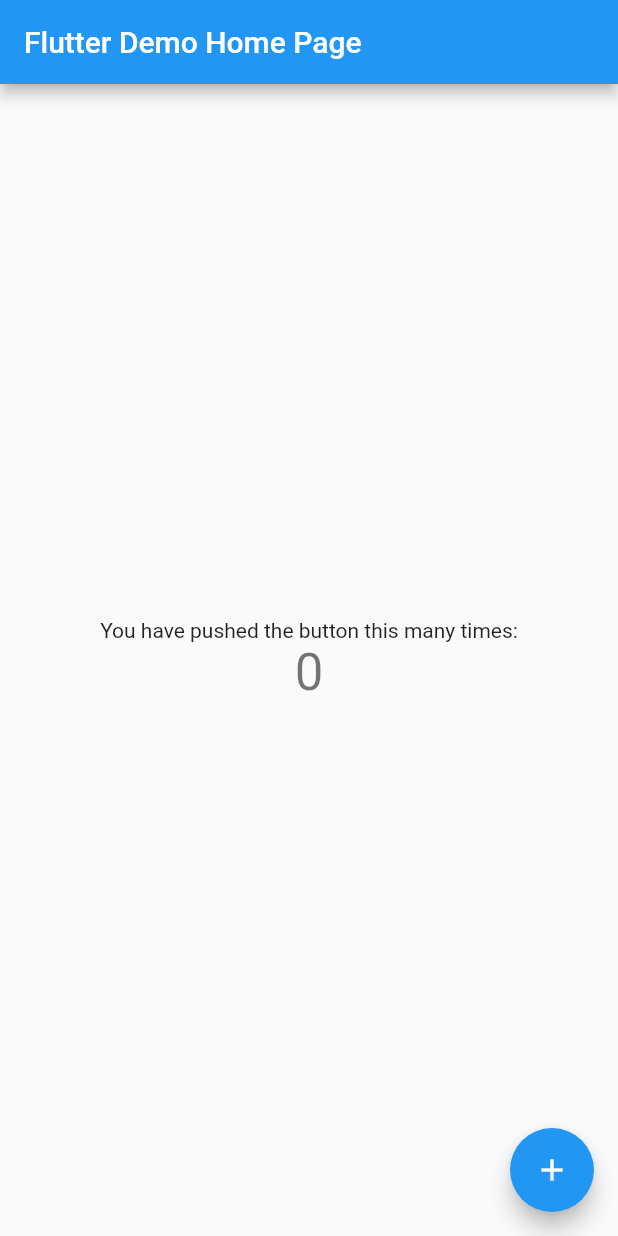
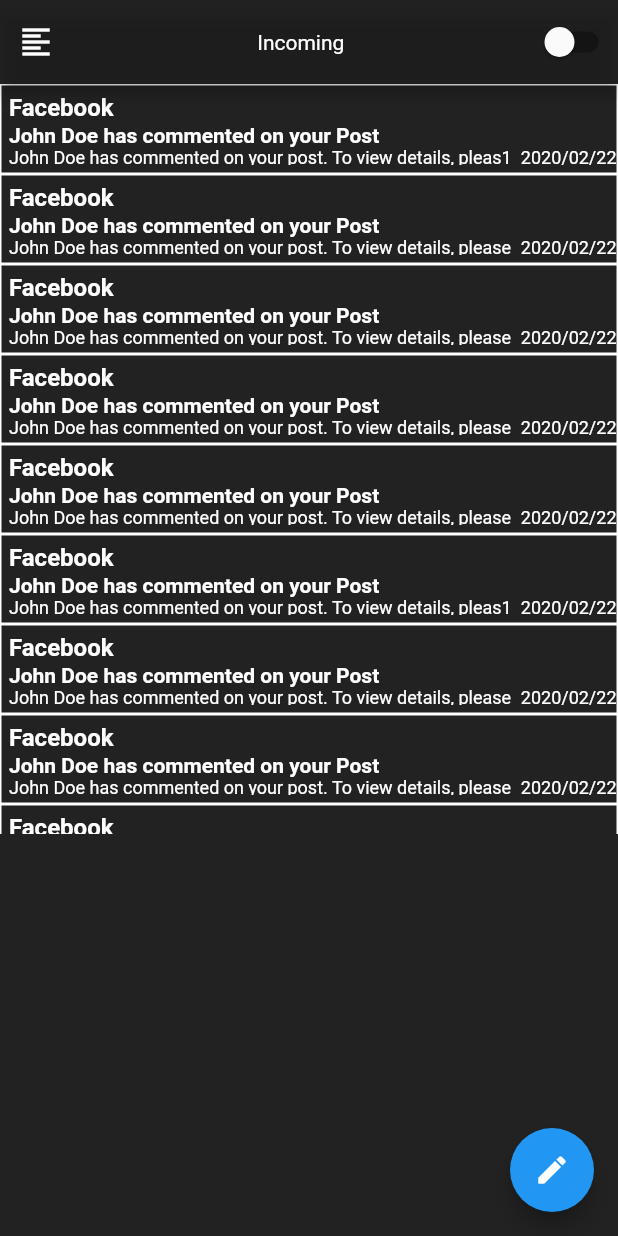
Before and after one commit to komnatadeveloper/mail_client_app, a Flutter app: the screen it shows after launch, on a phone screen of 412 x 824 dp. Run offline on Flutter 3.47's test engine with Material 2 defaults, Android fonts, the phone set to English and light mode, and no system bars.

Commit message:
Incoming Mail Page has been created

```diff
--- a/lib/main.dart
+++ b/lib/main.dart
@@ -1,4 +1,6 @@
 import 'package:flutter/material.dart';
+import 'package:mail_client_app/models/incoming_mail_Item.dart';
+import './widgets/incoming_mails.dart';
 
 void main() => runApp(MyApp());
 
@@ -9,53 +11,91 @@ class MyApp extends StatelessWidget {
     return MaterialApp(
       title: 'Flutter Demo',
       theme: ThemeData(
-        // This is the theme of your application.
-        //
-        // Try running your application with "flutter run". You'll see the
-        // application has a blue toolbar. Then, without quitting the app, try
-        // changing the primarySwatch below to Colors.green and then invoke
-        // "hot reload" (press "r" in the console where you ran "flutter run",
-        // or simply save your changes to "hot reload" in a Flutter IDE).
-        // Notice that the counter didn't reset back to zero; the application
-        // is not restarted.
-        primarySwatch: Colors.blue,
+        // primarySwatch: Colors.black.[400],
+        textTheme: ThemeData.light().textTheme.copyWith(
+
+          headline1: TextStyle(
+            color: Colors.white
+          )
+        ),
+        backgroundColor: Color.fromARGB(240, 20, 20, 20)
       ),
-      home: MyHomePage(title: 'Flutter Demo Home Page'),
+      home: MyHomePage(),
     );
   }
 }
 
 class MyHomePage extends StatefulWidget {
-  MyHomePage({Key key, this.title}) : super(key: key);
-
-  // This widget is the home page of your application. It is stateful, meaning
-  // that it has a State object (defined below) that contains fields that affect
-  // how it looks.
-
-  // This class is the configuration for the state. It holds the values (in this
-  // case the title) provided by the parent (in this case the App widget) and
-  // used by the build method of the State. Fields in a Widget subclass are
-  // always marked "final".
-
-  final String title;
 
   @override
   _MyHomePageState createState() => _MyHomePageState();
 }
 
 class _MyHomePageState extends State<MyHomePage> {
-  int _counter = 0;
 
-  void _incrementCounter() {
-    setState(() {
-      // This call to setState tells the Flutter framework that something has
-      // changed in this State, which causes it to rerun the build method below
-      // so that the display can reflect the updated values. If we changed
-      // _counter without calling setState(), then the build method would not be
-      // called again, and so nothing would appear to happen.
-      _counter++;
-    });
-  }
+  final List<IncomingMailItem> _incomingMailList = [
+    IncomingMailItem(
+      date: DateTime.now().subtract(Duration(hours: 5)),
+      senderName: 'Facebook',
+      emailTitle: 'John Doe has commented on your Post',
+      emailBody: 'John Doe has commented on your post. To view details, pleas1'
+    ),
+    IncomingMailItem(
+      date: DateTime.now().subtract(Duration(hours: 6)),
+      senderName: 'Facebook',
+      emailTitle: 'John Doe has commented on your Post',
+      emailBody: 'John Doe has commented on your post. To view details, please login your account'
+    ),
+    IncomingMailItem(
+      date: DateTime.now().subtract(Duration(hours: 7)),
+      senderName: 'Facebook',
+      emailTitle: 'John Doe has commented on your Post',
+      emailBody: 'John Doe has commented on your post. To view details, please'
+    ),
+    IncomingMailItem(
+      date: DateTime.now().subtract(Duration(hours: 7)),
+      senderName: 'Facebook',
+      emailTitle: 'John Doe has commented on your Post',
+      emailBody: 'John Doe has commented on your post. To view details, please'
+    ),
+    IncomingMailItem(
+      date: DateTime.now().subtract(Duration(hours: 7)),
+      senderName: 'Facebook',
+      emailTitle: 'John Doe has commented on your Post',
+      emailBody: 'John Doe has commented on your post. To view details, please'
+    ),
+    IncomingMailItem(
+      date: DateTime.now().subtract(Duration(hours: 5)),
+      senderName: 'Facebook',
+      emailTitle: 'John Doe has commented on your Post',
+      emailBody: 'John Doe has commented on your post. To view details, pleas1'
+    ),
+    IncomingMailItem(
+      date: DateTime.now().subtract(Duration(hours: 6)),
+      senderName: 'Facebook',
+      emailTitle: 'John Doe has commented on your Post',
+      emailBody: 'John Doe has commented on your post. To view details, please login your account'
+    ),
+    IncomingMailItem(
+      date: DateTime.now().subtract(Duration(hours: 7)),
+      senderName: 'Facebook',
+      emailTitle: 'John Doe has commented on your Post',
+      emailBody: 'John Doe has commented on your post. To view details, please'
+    ),
+    IncomingMailItem(
+      date: DateTime.now().subtract(Duration(hours: 7)),
+      senderName: 'Facebook',
+      emailTitle: 'John Doe has commented on your Post',
+      emailBody: 'John Doe has commented on your post. To view details, please'
+    ),
+    IncomingMailItem(
+      date: DateTime.now().subtract(Duration(hours: 7)),
+      senderName: 'Facebook',
+      emailTitle: 'John Doe has commented on your Post',
+      emailBody: 'John Doe has commented on your post. To view details, please'
+    ),
+  ];
+
 
   @override
   Widget build(BuildContext context) {
@@ -67,45 +107,53 @@ class _MyHomePageState extends State<MyHomePage> {
     // than having to individually change instances of widgets.
     return Scaffold(
       appBar: AppBar(
-        // Here we take the value from the MyHomePage object that was created by
-        // the App.build method, and use it to set our appbar title.
-        title: Text(widget.title),
+        backgroundColor: Theme.of(context).backgroundColor,
+        actions: <Widget> [
+
+          Expanded(
+
+            child: Row(
+              crossAxisAlignment: CrossAxisAlignment.center,
+              mainAxisAlignment: MainAxisAlignment.spaceBetween,
+
+              children: <Widget>[
+
+                IconButton(
+                  icon: Icon(Icons.format_align_left),
+                  onPressed: () {},
+                ),
+
+                Text('Incoming'),
+
+                Switch(
+                  value: false,
+                  onChanged: (val) {}
+                )
+
+              ],
+            ),
+          ),
+        ]
       ),
-      body: Center(
-        // Center is a layout widget. It takes a single child and positions it
-        // in the middle of the parent.
+
+      body: Container(
+        color: Theme.of(context).backgroundColor,
         child: Column(
-          // Column is also a layout widget. It takes a list of children and
-          // arranges them vertically. By default, it sizes itself to fit its
-          // children horizontally, and tries to be as tall as its parent.
-          //
-          // Invoke "debug painting" (press "p" in the console, choose the
-          // "Toggle Debug Paint" action from the Flutter Inspector in Android
-          // Studio, or the "Toggle Debug Paint" command in Visual Studio Code)
-          // to see the wireframe for each widget.
-          //
-          // Column has various properties to control how it sizes itself and
-          // how it positions its children. Here we use mainAxisAlignment to
-          // center the children vertically; the main axis here is the vertical
-          // axis because Columns are vertical (the cross axis would be
-          // horizontal).
-          mainAxisAlignment: MainAxisAlignment.center,
+
+
           children: <Widget>[
-            Text(
-              'You have pushed the button this many times:',
-            ),
-            Text(
-              '$_counter',
-              style: Theme.of(context).textTheme.headline4,
-            ),
+            IncomingMails( _incomingMailList)
+
           ],
+
         ),
       ),
+
       floatingActionButton: FloatingActionButton(
-        onPressed: _incrementCounter,
-        tooltip: 'Increment',
-        child: Icon(Icons.add),
+        onPressed: () {},
+        child: Icon(Icons.edit),
       ), // This trailing comma makes auto-formatting nicer for build methods.
+
     );
   }
 }
--- /dev/null
+++ b/lib/models/incoming_mail_Item.dart
@@ -0,0 +1,15 @@
+import 'package:flutter/foundation.dart';   // to use @required decorator
+
+class IncomingMailItem {
+  final String senderName;
+  final String emailTitle;
+  final String emailBody;
+  final DateTime date;
+
+  IncomingMailItem ( {
+    @required this.senderName,
+    @required this.emailTitle,
+    @required this.emailBody,
+    @required this.date
+  } );
+}
--- /dev/null
+++ b/lib/widgets/incoming_mails.dart
@@ -0,0 +1,194 @@
+import 'package:flutter/material.dart';
+import 'package:intl/intl.dart';
+import 'package:mail_client_app/models/incoming_mail_Item.dart';
+
+class IncomingMails  extends StatelessWidget {
+
+  final List<IncomingMailItem> incomingMailsList;
+
+  IncomingMails(this.incomingMailsList);
+
+
+  @override
+  Widget build(BuildContext context) {
+    return Container(
+      height: 500,
+
+      child: ListView.builder(
+        itemBuilder: ( ctx, index ) {
+
+          return Container(
+            width: double.infinity,
+            padding: EdgeInsets.only(
+              bottom: 0,
+              top: 0,
+            ),
+            decoration: BoxDecoration(
+              border: Border.all(width: 1.0, color: Colors.white)
+            ),
+
+
+            child: Column(
+              children: <Widget>[
+
+                // Email Sender Name
+                Container(
+                  alignment: Alignment(-1.0, -1.0),
+                  margin: EdgeInsets.only(
+                    top: 5,
+                    left: 5
+                  ),
+                  height: 20,
+                  child: Text(
+                    incomingMailsList[index].senderName ,
+                    style: TextStyle(
+                      fontSize: 16,
+                      fontWeight: FontWeight.bold,
+                      color: Theme.of(context).textTheme.headline1.color
+                    ),
+                  ),
+                ),
+
+
+                // Email Title
+                Container(
+                  alignment: Alignment(-1.0, -1.0),
+                  margin: EdgeInsets.only(
+                    left: 5
+                  ),
+                  child: Text(
+                    incomingMailsList[index].emailTitle,
+                    style: TextStyle(
+                      fontSize: 14,
+                      fontWeight: FontWeight.bold ,
+                      color: Theme.of(context).textTheme.headline1.color
+                    ),
+                  )
+                ),
+
+                // Email Body & Date
+                Container(
+                  alignment: Alignment(-1.0, -1.0),
+                  height: 12,
+                   margin: EdgeInsets.only(
+                    bottom: 5,
+                    left: 5
+                  ),
+
+                  child: Row(
+                    children: <Widget>[
+
+                      // Email Body
+                      Expanded(
+                        child:
+                        Text(
+                          incomingMailsList[index].emailBody,
+
+                          overflow: TextOverflow.clip,
+                          style: TextStyle(
+                            fontSize: 12,
+                            color: Theme.of(context).textTheme.headline1.color
+                          ),
+                        )
+                      ),
+
+                      Text(
+                        '  ${DateFormat('yyyy/MM/dd').format(incomingMailsList[index].date)}' ,
+                        style: TextStyle(
+                          fontSize: 12,
+                          color: Theme.of(context).textTheme.headline1.color
+                        ),
+                      ),
+
+                      // Container(
+                      //   width: 50,
+                      //   child: Text( 'AA' )
+                      // ),
+                    ],
+
+                  ),
+                ),
+              ],
+            )
+
+
+          );
+        },
+        itemCount: incomingMailsList.length,
+      )
+
+    );
+  }
+}
+
+
+
+// ListTile(
+
+//       title: Text('Facebook'),
+
+//       subtitle: Text('John Doe has shared Shakira\'s Post'),
+
+//     );
+
+
+
+
+// // Email Sender Name
+//                 Container(
+//                   margin: EdgeInsets.all(0),
+//                   height: 20,
+//                   child: Text(
+//                     incomingMailsList[index].senderName
+//                   ),
+//                 ),
+
+
+//                 // Email Title
+//                 Container(
+//                   alignment: Alignment(-1.0, -1.0),
+//                   child: Text(
+//                     incomingMailsList[index].emailTitle,
+//                     style: TextStyle(
+//                       fontSize: 14,
+//                       fontWeight: FontWeight.bold
+//                     ),
+//                   )
+//                 ),
+
+//                 // Email Body & Date
+//                 Container(
+//                   alignment: Alignment(-1.0, -1.0),
+//                   height: 12,
+
+//                   child: Row(
+//                     children: <Widget>[
+
+//                       // Email Body
+//                       Expanded(
+//                         child:
+//                         Text(
+//                           incomingMailsList[index].emailBody,
+
+//                           overflow: TextOverflow.clip,
+//                           style: TextStyle(
+//                             fontSize: 12
+//                           ),
+//                         )
+//                       ),
+
+//                       Text(
+//                         DateFormat('yyyy/MM/dd').format(incomingMailsList[index].date) ,
+//                         style: TextStyle(
+//                           fontSize: 12
+//                         ),
+//                       ),
+
+//                       // Container(
+//                       //   width: 50,
+//                       //   child: Text( 'AA' )
+//                       // ),
+//                     ],
+
+//                   ),
+//                 ),
--- a/pubspec.yaml
+++ b/pubspec.yaml
@@ -19,6 +19,8 @@ environment:
 dependencies:
   flutter:
     sdk: flutter
+
+  intl: ^0.16.1
 
 
   # The following adds the Cupertino Icons font to your application.
```
Also changed, not shown: pubspec.lock.
